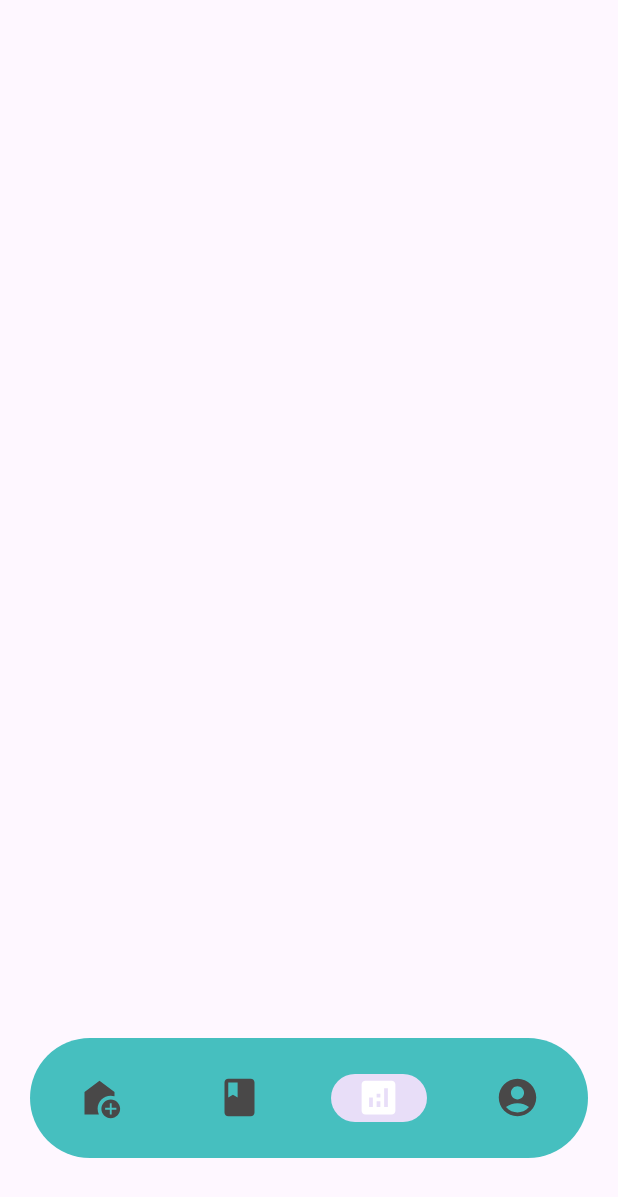
After one commit to Verystrangecat/Calories_counter, an Android app: the Graphs screen opened directly, with no data from a screen before it, on a phone screen of 412 x 824 dp. The commit adds this screen. Shown: the top 1197 px of the screen. Run offline under Robolectric (Android 15) with nearby library versions, the phone set to English and light mode, and no system bars.

Commit message:
added the activity for graphs and seems like added the way to reset the information at midnight(need to check)

```diff
--- a/app/src/main/java/com/example/project/Array_class.java
+++ b/app/src/main/java/com/example/project/Array_class.java
@@ -3,7 +3,7 @@ package com.example.project;
 import java.util.ArrayList;
 
 public class Array_class {
-    ArrayList<Food_class_meals> arrayList;
+    public ArrayList<Food_class_meals> arrayList;
 
     public Array_class() {
         this.arrayList = new ArrayList<>();
--- a/app/src/main/java/com/example/project/Diary_screen_tabs.java
+++ b/app/src/main/java/com/example/project/Diary_screen_tabs.java
@@ -49,7 +49,7 @@ public class Diary_screen_tabs extends AppCompatActivity {
                 return true;
             }
             else if (item.getItemId()==R.id.navigation_graphs){
-                startActivity(new Intent(Diary_screen_tabs.this, Login.class));
+                startActivity(new Intent(Diary_screen_tabs.this, Graphs.class));
                 finish();
                 return true;
             }
--- /dev/null
+++ b/app/src/main/java/com/example/project/Graphs.java
@@ -0,0 +1,45 @@
+package com.example.project;
+
+import androidx.appcompat.app.AppCompatActivity;
+
+import android.content.Intent;
+import android.os.Bundle;
+
+import com.google.android.material.bottomnavigation.BottomNavigationView;
+
+public class Graphs extends AppCompatActivity {
+
+    @Override
+    protected void onCreate(Bundle savedInstanceState) {
+        super.onCreate(savedInstanceState);
+        setContentView(R.layout.activity_graphs);
+        bottom_navigation();
+
+
+    }
+    private void setupUI() {
+
+    }
+    private void bottom_navigation() {
+        BottomNavigationView bottomNavigationView1 = findViewById(R.id.bottom_navigation);
+        bottomNavigationView1.setSelectedItemId(R.id.navigation_graphs);
+        bottomNavigationView1.setOnItemSelectedListener(item -> {
+            if (item.getItemId() == R.id.navigation_graphs)
+                return true;
+            else if (item.getItemId() == R.id.navigation_diary) {
+                startActivity(new Intent(Graphs.this, Diary_screen_tabs.class));
+                finish();
+                return true;
+            } else if (item.getItemId() == R.id.navigation_home) {
+                startActivity(new Intent(Graphs.this, Main_screen.class));
+                finish();
+                return true;
+            } else if (item.getItemId() == R.id.navigation_more) {
+                startActivity(new Intent(Graphs.this, More_activity.class));
+                finish();
+                return true;
+            }
+            return false;
+        });
+    }
+}
--- a/app/src/main/java/com/example/project/More_activity.java
+++ b/app/src/main/java/com/example/project/More_activity.java
@@ -35,7 +35,7 @@ public class More_activity extends AppCompatActivity implements View.OnClickList
                 return true;
             }
             else if (item.getItemId()==R.id.navigation_graphs){
-                startActivity(new Intent(More_activity.this, Login.class));
+                startActivity(new Intent(More_activity.this, Graphs.class));
                 finish();
                 return true;
             }
--- /dev/null
+++ b/app/src/main/res/layout/activity_graphs.xml
@@ -0,0 +1,30 @@
+<?xml version="1.0" encoding="utf-8"?>
+<androidx.constraintlayout.widget.ConstraintLayout xmlns:android="http://schemas.android.com/apk/res/android"
+    xmlns:app="http://schemas.android.com/apk/res-auto"
+    xmlns:tools="http://schemas.android.com/tools"
+    android:layout_width="match_parent"
+    android:layout_height="match_parent"
+    tools:context=".Graphs">
+    <com.google.android.material.bottomnavigation.BottomNavigationView
+        android:id="@+id/bottom_navigation"
+        android:layout_width="match_parent"
+        android:layout_height="wrap_content"
+        android:layout_alignParentBottom="true"
+        android:layout_marginLeft="20dp"
+        android:layout_marginRight="20dp"
+        android:background="@drawable/bottom_background"
+        android:elevation="2dp"
+        android:foregroundGravity="bottom"
+        app:itemIconSize="30dp"
+        app:itemIconTint="@drawable/item_selector"
+        app:itemRippleColor="@android:color/transparent"
+        app:labelVisibilityMode="unlabeled"
+        app:layout_constraintBottom_toBottomOf="parent"
+        app:layout_constraintEnd_toEndOf="parent"
+        app:layout_constraintHorizontal_bias="0.0"
+        app:layout_constraintStart_toStartOf="parent"
+        app:layout_constraintTop_toTopOf="parent"
+        app:layout_constraintVertical_bias="0.93"
+        app:menu="@menu/bottom_navigation_menu" />
+
+</androidx.constraintlayout.widget.ConstraintLayout>
```
Also changed, not shown: app/src/main/AndroidManifest.xml (+5 -2 lines), app/src/main/java/com/example/project/Main_screen.java (+19 -2 lines), app/src/main/java/com/example/project/utils/UpdateInfoReceiver.java (added, +32 -0 lines).
